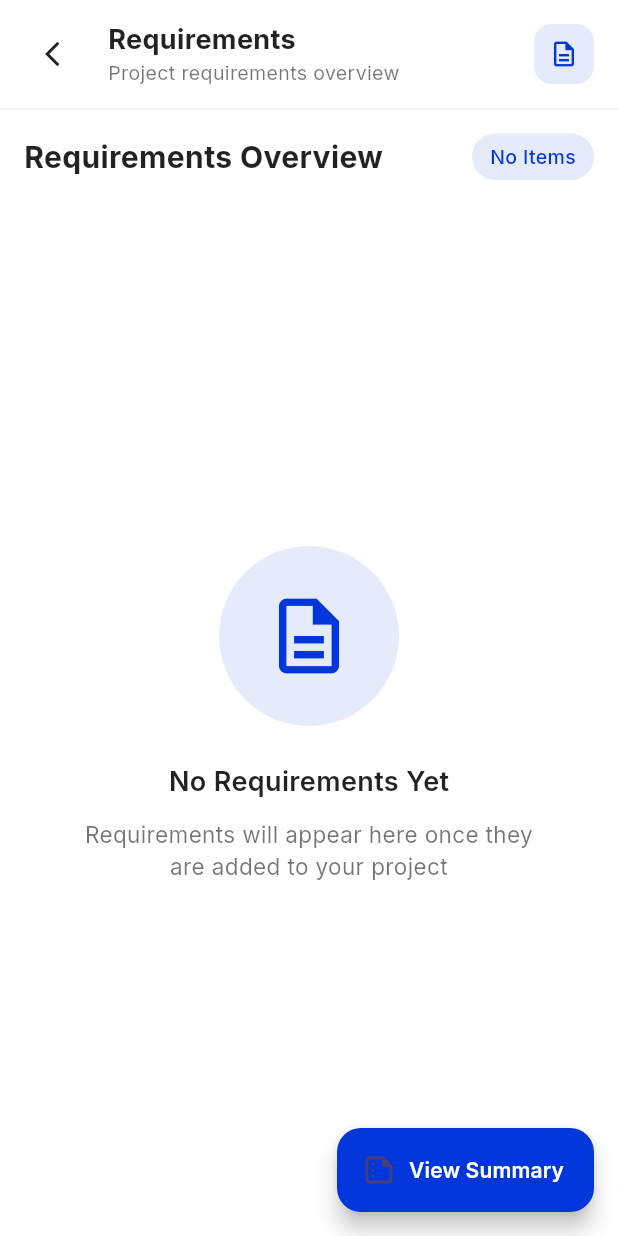
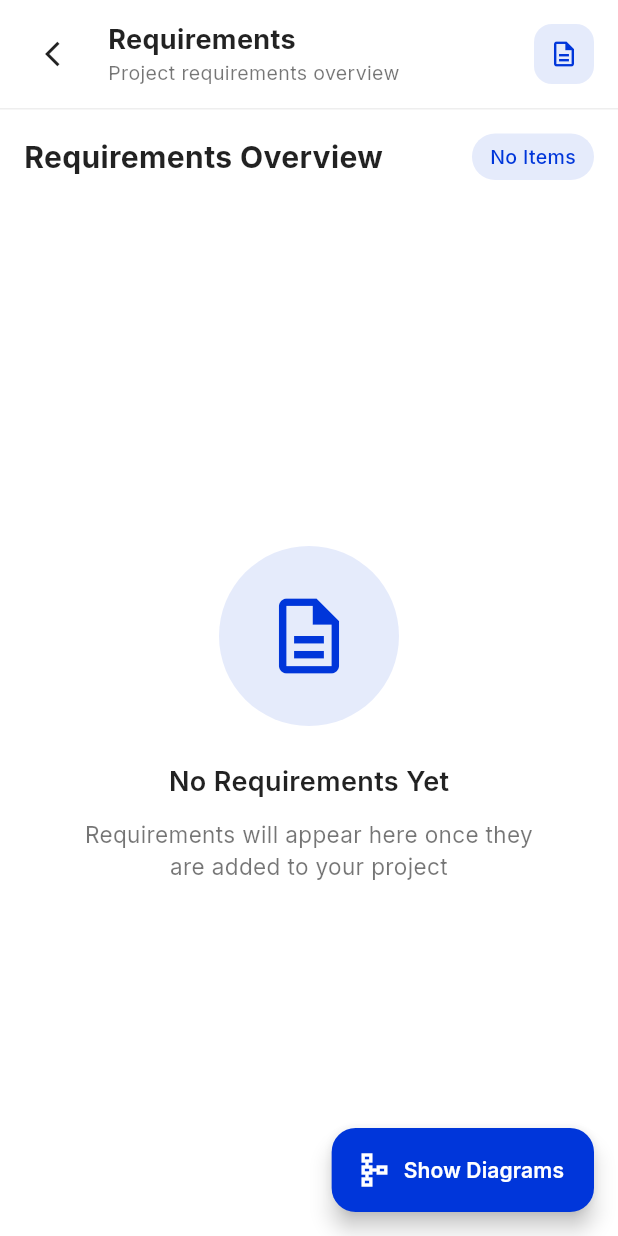
Before and after one commit to lailanabill/ReqBot, a Flutter app: the ReqsMarkScreen screen opened directly, on a phone screen of 412 x 824 dp. Run offline on Flutter 3.47's test engine with Material 3 defaults, Android fonts, the phone set to English and light mode, and no system bars; our stand-ins replace animate_do, dio, flutter_dotenv, flutter_markdown, google_fonts, lottie and 4 more; missing offline and left inert: animated_introduction, dart:html, universal_html; accounts and stored records are empty.

Commit message:
enhanced the ui of requirements screen

```diff
--- a/reqbotui/lib/views/screens/reqsMark.dart
+++ b/reqbotui/lib/views/screens/reqsMark.dart
@@ -4,6 +4,7 @@ import 'package:flutter_markdown/flutter_markdown.dart';
 import 'package:reqbot/services/providers/data_providers.dart';
 import 'package:reqbot/views/screens/summary.dart';
 import 'package:provider/provider.dart';
+import 'package:reqbot/views/screens/diagramsmenu.dart';
 
 class ReqsMarkScreen extends StatefulWidget {
   const ReqsMarkScreen({Key? key}) : super(key: key);
@@ -168,13 +169,16 @@ class _ReqsMarkScreenState extends State<ReqsMarkScreen> with SingleTickerProvid
           Navigator.pushReplacement(
             context,
             MaterialPageRoute(
-              builder: (context) => const SummaryScreen(),
+              builder: (context) => DiagramsMenu(),
             ),
           );
         },
-        icon: const Icon(Icons.summarize_outlined),
+        icon: Icon(
+          Icons.schema_outlined,
+          color: Colors.white,
+        ),
         label: Text(
-          'View Summary',
+          'Show Diagrams',
           style: GoogleFonts.inter(
             color: Colors.white,
             fontWeight: FontWeight.w600,
```
